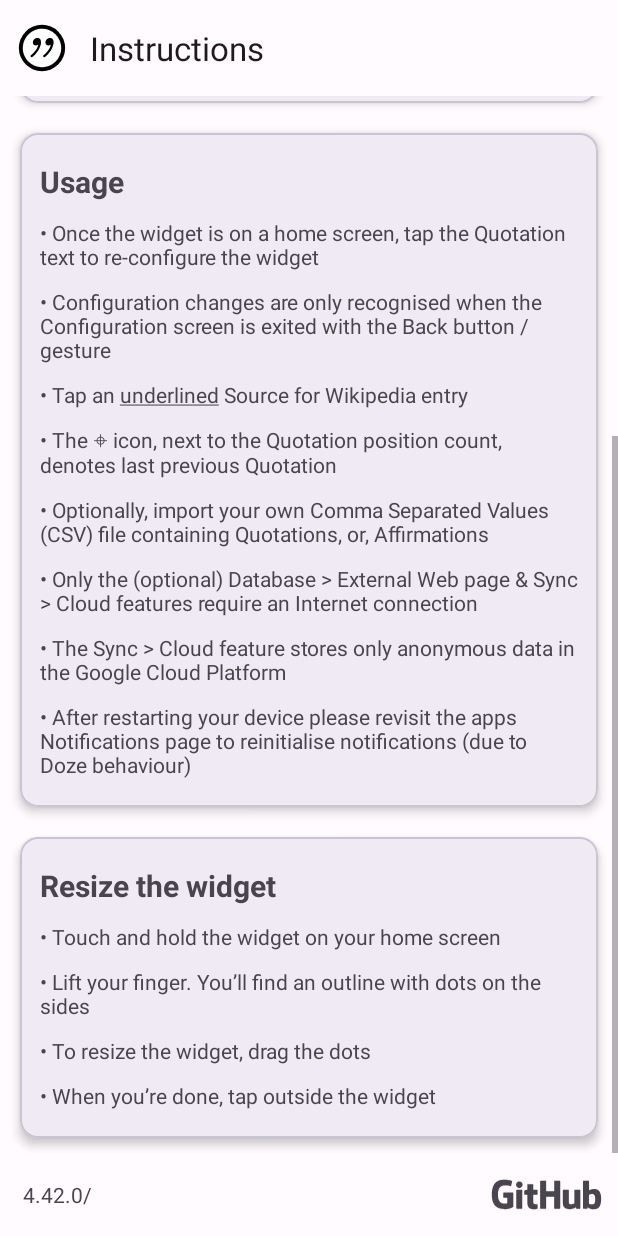
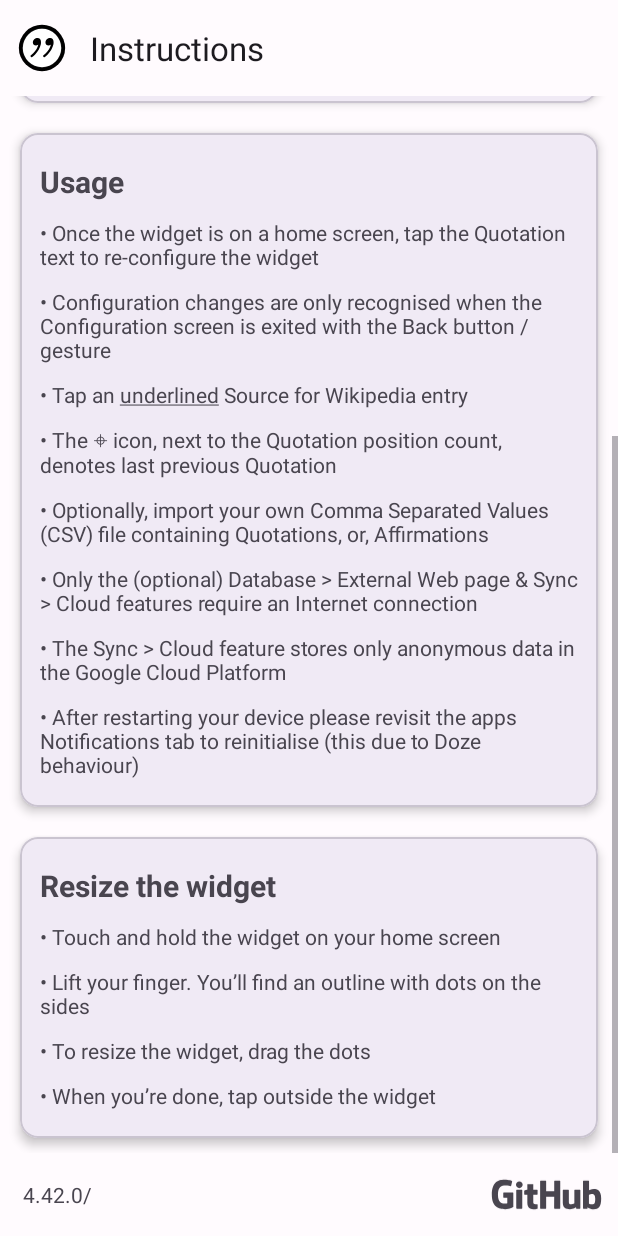
Before and after one commit to jameshnsears/QuoteUnquote, an Android app: the screen it shows after launch (QuoteUnquoteInstructions), scrolled down 334 dp, on a phone screen of 412 x 824 dp. Run offline under Robolectric (Android 15) with nearby library versions, the phone set to English and light mode, and no system bars.

Commit message:
4.42.0 - update API24 widget asset

```diff
--- a/app/src/main/res/values/strings.xml
+++ b/app/src/main/res/values/strings.xml
@@ -18,7 +18,7 @@
     <string name="activity_instructions_configure_6">\u2022 Only the (optional) Database > External Web page &amp; Sync > Cloud features require an Internet connection</string>
     <string name="activity_instructions_configure_7">\u2022 The Sync > Cloud feature stores only anonymous data in the Google Cloud Platform</string>
     <string name="activity_instructions_os_warning_info"></string>
-    <string name="activity_instructions_os_warning">\u2022 After restarting your device please revisit the apps Notifications page to reinitialise notifications (due to Doze behaviour)</string>
+    <string name="activity_instructions_os_warning">\u2022 After restarting your device please revisit the apps Notifications tab to reinitialise (this due to Doze behaviour)</string>
     <string name="activity_instructions_resize">Resize the widget</string>
     <string name="activity_instructions_resize_instruction_1">\u2022 Touch and hold the widget on your home screen</string>
     <string name="activity_instructions_resize_instruction_2">\u2022 Lift your finger. You\’ll find an outline with dots on the sides</string>
```
